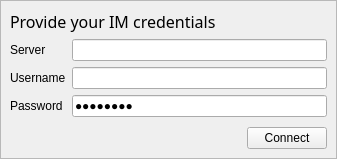
realXtend/tundra, file CommunicationModule/CommunicationUI/ui/LoginWidget.ui: the form before one commit.
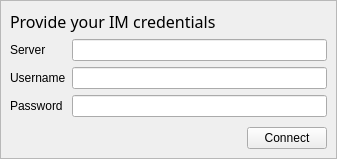
The form after the commit.

Commit message: * Debug prints for friend list after connection established * Auto accept for voice sessions for testing

The edit to the form file:
```diff
--- a/CommunicationModule/CommunicationUI/ui/LoginWidget.ui
+++ b/CommunicationModule/CommunicationUI/ui/LoginWidget.ui
@@ -82,7 +82,7 @@
           <item row="2" column="1">
            <widget class="QLineEdit" name="passwordLineEdit">
             <property name="text">
-             <string>Perkele9</string>
+             <string/>
             </property>
             <property name="echoMode">
              <enum>QLineEdit::Password</enum>
```
The commit also changes 2 other files.
